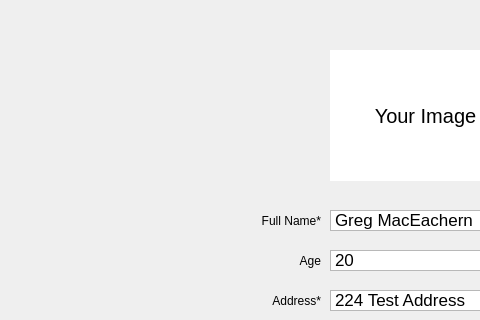
The window that King_Project/signup.ui (greg-maceachern12/MicroManage) describes before a commit, drawn with Qt 5; both pictures show x 0 to 480 and y 0 to 320 of the 834 by 571 pixel window.
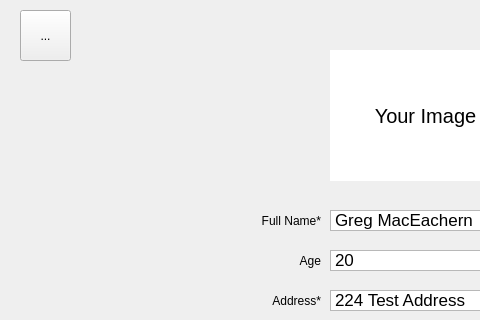
The same window after the commit.

Commit message: Added toolbar functionality to all pages

The edit to the form file:
```diff
--- a/King_Project/signup.ui
+++ b/King_Project/signup.ui
@@ -359,6 +359,19 @@
     <string>Submit</string>
    </property>
   </widget>
+  <widget class="QToolButton" name="toolButton">
+   <property name="geometry">
+    <rect>
+     <x>20</x>
+     <y>10</y>
+     <width>51</width>
+     <height>51</height>
+    </rect>
+   </property>
+   <property name="text">
+    <string>...</string>
+   </property>
+  </widget>
  </widget>
  <resources/>
  <connections/>
```
The commit also changes 5 other files.
